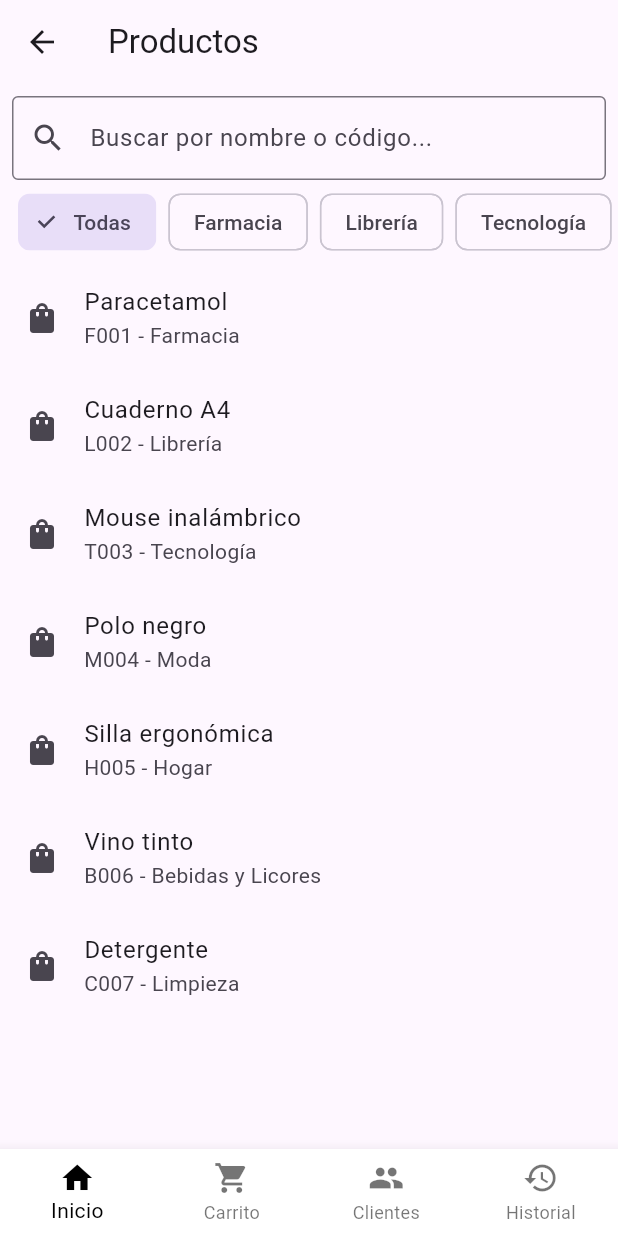
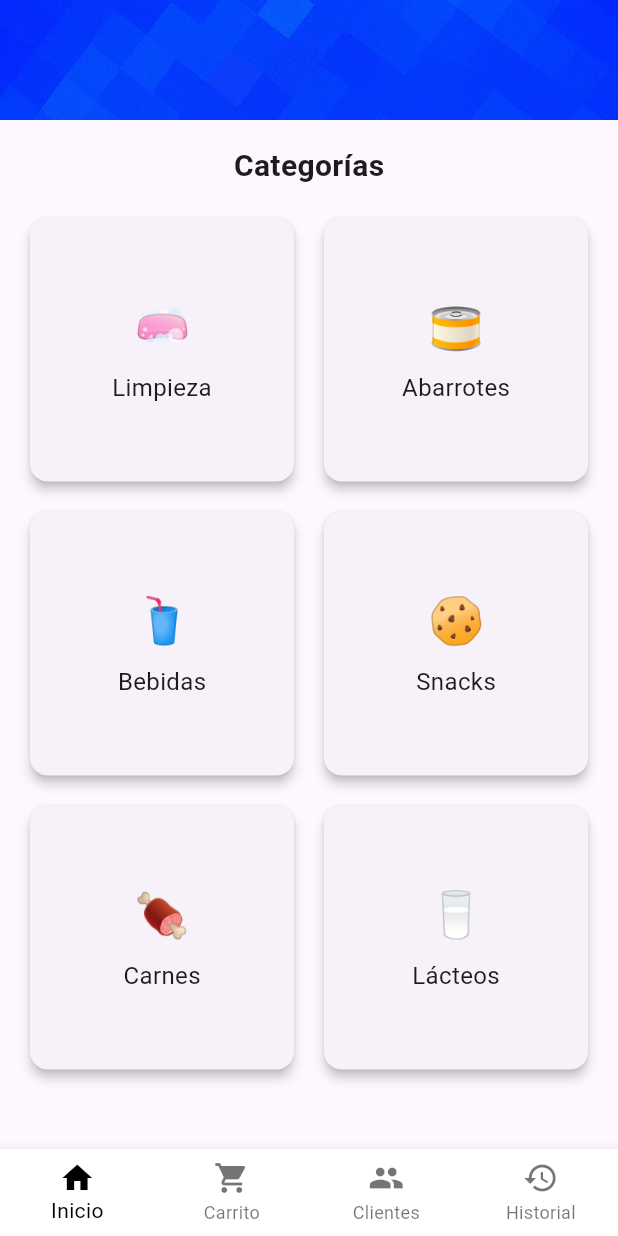
Before and after one commit to AndroidCodecta/fluttertest, a Flutter app: the InicioPage screen opened directly, on a phone screen of 412 x 824 dp. Run offline on Flutter 3.47's test engine with Material 3 defaults, Android fonts, the phone set to English and light mode, and no system bars.

Commit message:
Estilos nuevos, cambios en las paginas antes mencionadas

```diff
--- a/lib/screens/inicio/inicio_page.dart
+++ b/lib/screens/inicio/inicio_page.dart
@@ -2,83 +2,78 @@
 import 'package:flutter/material.dart';
 import 'package:fluttertest/widgets/nav_wrapper.dart';
 
-class InicioPage extends StatefulWidget {
+class InicioPage extends StatelessWidget {
   const InicioPage({super.key});
 
-  @override
-  State<InicioPage> createState() => _InicioPageState();
-}
-
-class _InicioPageState extends State<InicioPage> {
-  final TextEditingController _searchController = TextEditingController();
-
-  final List<String> categorias = [
-    'Farmacia', 'Librería', 'Tecnología', 'Moda', 'Hogar', 'Bebidas y Licores', 'Limpieza'
+  final List<Map<String, String>> categorias = const [
+    {'nombre': 'Limpieza', 'icono': '🧼'},
+    {'nombre': 'Abarrotes', 'icono': '🥫'},
+    {'nombre': 'Bebidas', 'icono': '🥤'},
+    {'nombre': 'Snacks', 'icono': '🍪'},
+    {'nombre': 'Carnes', 'icono': '🍖'},
+    {'nombre': 'Lácteos', 'icono': '🥛'},
   ];
-
-  final List<Map<String, String>> productos = [
-    {'nombre': 'Paracetamol', 'codigo': 'F001', 'categoria': 'Farmacia'},
-    {'nombre': 'Cuaderno A4', 'codigo': 'L002', 'categoria': 'Librería'},
-    {'nombre': 'Mouse inalámbrico', 'codigo': 'T003', 'categoria': 'Tecnología'},
-    {'nombre': 'Polo negro', 'codigo': 'M004', 'categoria': 'Moda'},
-    {'nombre': 'Silla ergonómica', 'codigo': 'H005', 'categoria': 'Hogar'},
-    {'nombre': 'Vino tinto', 'codigo': 'B006', 'categoria': 'Bebidas y Licores'},
-    {'nombre': 'Detergente', 'codigo': 'C007', 'categoria': 'Limpieza'},
-  ];
-
-  String _filtroCategoria = 'Todas';
-
-  List<Map<String, String>> get _productosFiltrados {
-    final query = _searchController.text.toLowerCase();
-
-    return productos.where((p) {
-      final coincideCategoria = _filtroCategoria == 'Todas' || p['categoria'] == _filtroCategoria;
-      final coincideTexto = p['nombre']!.toLowerCase().contains(query) || p['codigo']!.toLowerCase().contains(query);
-      return coincideCategoria && coincideTexto;
-    }).toList();
-  }
 
   @override
   Widget build(BuildContext context) {
     return Scaffold(
-      appBar: AppBar(title: const Text('Productos')),
       body: Column(
         children: [
-          Padding(
-            padding: const EdgeInsets.all(8.0),
-            child: TextField(
-              controller: _searchController,
-              onChanged: (_) => setState(() {}),
-              decoration: const InputDecoration(
-                hintText: 'Buscar por nombre o código...',
-                prefixIcon: Icon(Icons.search),
-                border: OutlineInputBorder(),
-              ),
+          // Banner arriba
+          SizedBox(
+            width: double.infinity,
+            height: 80,
+            child: Image.asset(
+              'assets/images/fondo.jpg',
+              fit: BoxFit.cover,
             ),
           ),
-          SizedBox(
-            height: 40,
-            child: ListView(
-              scrollDirection: Axis.horizontal,
-              padding: const EdgeInsets.symmetric(horizontal: 8),
-              children: [
-                _buildChip('Todas'),
-                ...categorias.map((c) => _buildChip(c)).toList(),
-              ],
+
+          const Padding(
+            padding: EdgeInsets.all(16),
+            child: Text(
+              'Categorías',
+              style: TextStyle(fontSize: 20, fontWeight: FontWeight.bold),
             ),
           ),
-          const SizedBox(height: 8),
+
+          // Cuadrícula de categorías
           Expanded(
-            child: ListView.builder(
-              itemCount: _productosFiltrados.length,
-              itemBuilder: (context, index) {
-                final p = _productosFiltrados[index];
-                return ListTile(
-                  leading: const Icon(Icons.shopping_bag),
-                  title: Text(p['nombre']!),
-                  subtitle: Text('${p['codigo']} - ${p['categoria']}'),
-                );
-              },
+            child: Padding(
+              padding: const EdgeInsets.symmetric(horizontal: 16),
+              child: GridView.count(
+                crossAxisCount: 2,
+                crossAxisSpacing: 12,
+                mainAxisSpacing: 12,
+                children: categorias.map((categoria) {
+                  return Card(
+                    elevation: 3,
+                    shape: RoundedRectangleBorder(borderRadius: BorderRadius.circular(12)),
+                    child: InkWell(
+                      borderRadius: BorderRadius.circular(12),
+                      onTap: () {
+                        // Acción al tocar una categoría
+                      },
+                      child: Center(
+                        child: Column(
+                          mainAxisAlignment: MainAxisAlignment.center,
+                          children: [
+                            Text(
+                              categoria['icono'] ?? '',
+                              style: const TextStyle(fontSize: 30),
+                            ),
+                            const SizedBox(height: 8),
+                            Text(
+                              categoria['nombre'] ?? '',
+                              style: const TextStyle(fontSize: 16),
+                            ),
+                          ],
+                        ),
+                      ),
+                    ),
+                  );
+                }).toList(),
+              ),
             ),
           ),
         ],
@@ -86,20 +81,4 @@ class _InicioPageState extends State<InicioPage> {
       bottomNavigationBar: const NavWrapper(currentIndex: 0),
     );
   }
-
-  Widget _buildChip(String nombre) {
-    final selected = _filtroCategoria == nombre;
-    return Padding(
-      padding: const EdgeInsets.symmetric(horizontal: 4),
-      child: ChoiceChip(
-        label: Text(nombre),
-        selected: selected,
-        onSelected: (_) {
-          setState(() {
-            _filtroCategoria = nombre;
-          });
-        },
-      ),
-    );
-  }
 }
--- a/lib/screens/login/widgets/logo_header.dart
+++ b/lib/screens/login/widgets/logo_header.dart
@@ -9,12 +9,12 @@ class LogoHeader extends StatelessWidget {
       children: const [
         Text(
           'Bienvenido',
-          style: TextStyle(fontSize: 32, fontWeight: FontWeight.bold),
+          style: TextStyle(fontSize: 32, fontWeight: FontWeight.bold,color: Colors.white),
         ),
         SizedBox(height: 20),
         CircleAvatar(
           radius: 50,
-          backgroundImage: AssetImage('assets/logo.png'), // Asegúrate de tener este archivo
+          backgroundImage: AssetImage('assets/images/logo.jpg'), // Asegúrate de tener este archivo
         ),
       ],
     );
--- a/pubspec.yaml
+++ b/pubspec.yaml
@@ -58,9 +58,9 @@ flutter:
   uses-material-design: true
 
   # To add assets to your application, add an assets section, like this:
-  # assets:
-  #   - images/a_dot_burr.jpeg
-  #   - images/a_dot_ham.jpeg
+  assets:
+    - assets/images/fondo.jpg
+    - assets/images/logo.jpg
 
   # An image asset can refer to one or more resolution-specific "variants", see
   # https://flutter.dev/to/resolution-aware-images
```
Also changed, not shown: lib/screens/clientes/clientes_page.dart (+40 -11 lines), lib/screens/login/login_page.dart (+13 -1 lines), lib/screens/login/widgets/login_form.dart (+9 -5 lines), assets/images/fondo.jpg (added), assets/images/logo.jpg (added), 95 other files.
